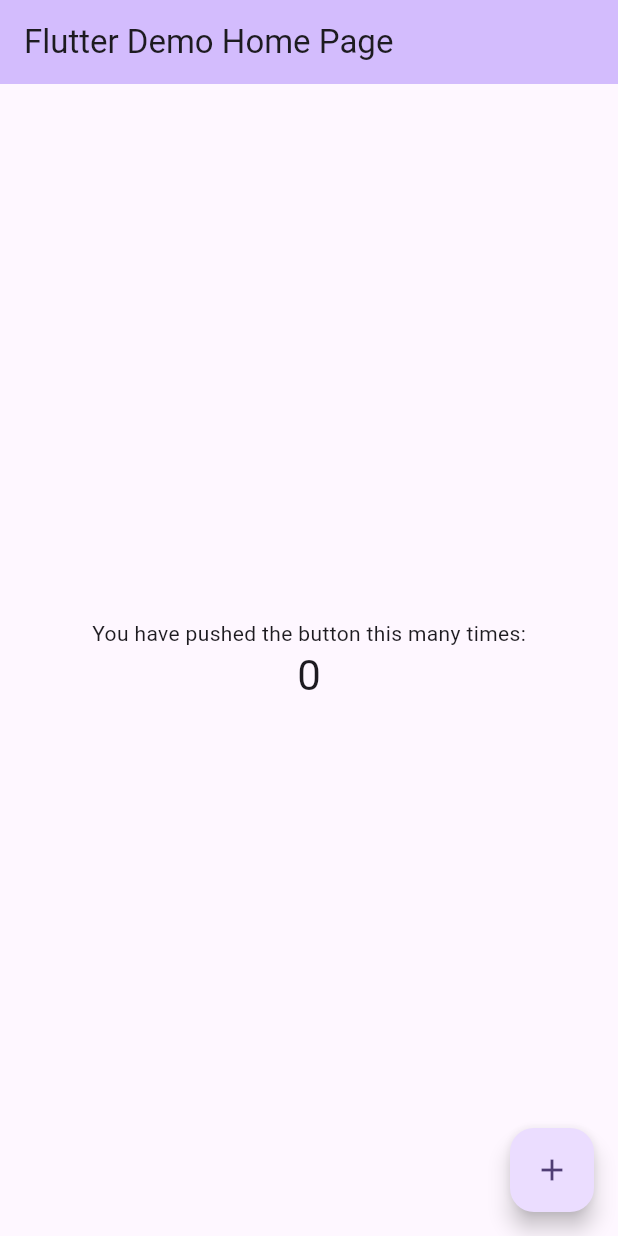
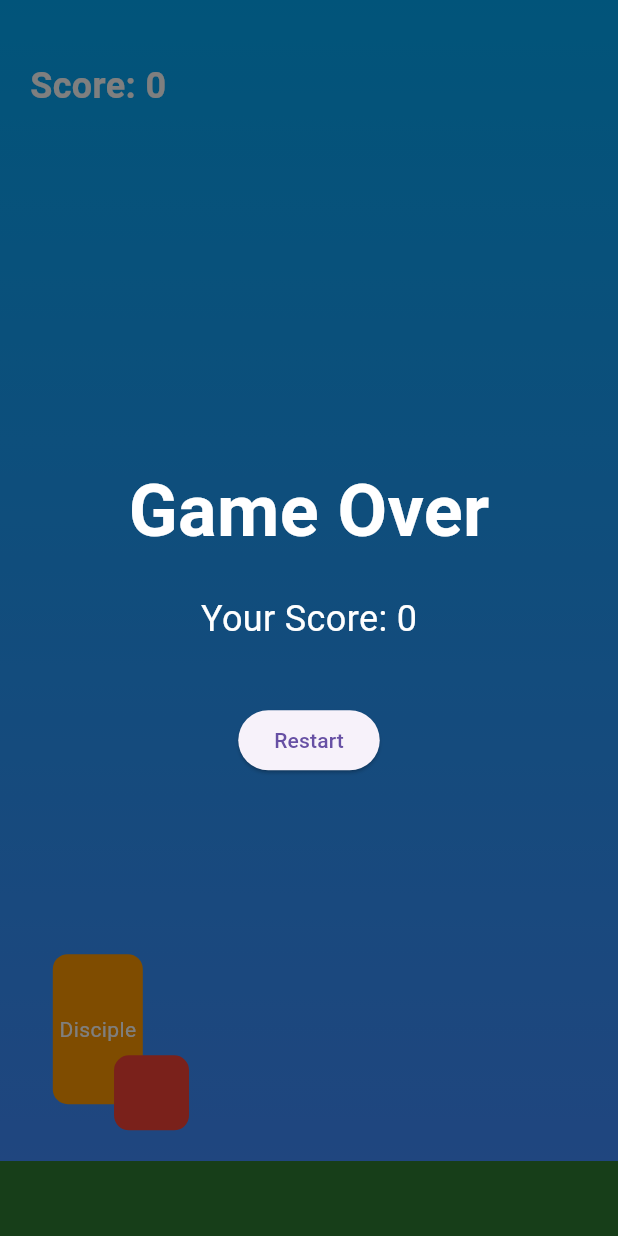
Before and after one commit to could-ai/019a0ad1-a402-784f-b789-7174b5a4f23d, a Flutter app: the screen it shows after launch, on a phone screen of 412 x 824 dp. Run offline on Flutter 3.47's test engine with Material 3 defaults, Android fonts, the phone set to English and light mode, and no system bars.

Commit message:
I have created the foundational structure for the "Disciple Run" game. This includes setting up the main game screen, creating a player character and obstacles, and implementing the core game logic such as running, jumping, obstacle spawning, and collision detection. A basic UI with a score display and a game-over screen has also been added. This provides a playable, albeit simple, version of the runner game.

```diff
--- a/usr/lib/main.dart
+++ b/usr/lib/main.dart
@@ -1,3 +1,5 @@
+import 'dart:async';
+import 'dart:math';
 import 'package:flutter/material.dart';
 
 void main() {
@@ -7,114 +9,303 @@ void main() {
 class MyApp extends StatelessWidget {
   const MyApp({super.key});
 
-  // This widget is the root of your application.
   @override
   Widget build(BuildContext context) {
     return MaterialApp(
-      title: 'Flutter Demo',
+      title: 'Disciple Run',
       debugShowCheckedModeBanner: false,
       theme: ThemeData(
-        // This is the theme of your application.
-        //
-        // TRY THIS: Try running your application with "flutter run". You'll see
-        // the application has a purple toolbar. Then, without quitting the app,
-        // try changing the seedColor in the colorScheme below to Colors.green
-        // and then invoke "hot reload" (save your changes or press the "hot
-        // reload" button in a Flutter-supported IDE, or press "r" if you used
-        // the command line to start the app).
-        //
-        // Notice that the counter didn't reset back to zero; the application
-        // state is not lost during the reload. To reset the state, use hot
-        // restart instead.
-        //
-        // This works for code too, not just values: Most code changes can be
-        // tested with just a hot reload.
-        colorScheme: ColorScheme.fromSeed(seedColor: Colors.deepPurple),
+        primarySwatch: Colors.blue,
       ),
-      home: const MyHomePage(title: 'Flutter Demo Home Page'),
+      home: const GameScreen(),
     );
   }
 }
 
-class MyHomePage extends StatefulWidget {
-  const MyHomePage({super.key, required this.title});
-
-  // This widget is the home page of your application. It is stateful, meaning
-  // that it has a State object (defined below) that contains fields that affect
-  // how it looks.
-
-  // This class is the configuration for the state. It holds the values (in this
-  // case the title) provided by the parent (in this case the App widget) and
-  // used by the build method of the State. Fields in a Widget subclass are
-  // always marked "final".
-
-  final String title;
+class GameScreen extends StatefulWidget {
+  const GameScreen({super.key});
 
   @override
-  State<MyHomePage> createState() => _MyHomePageState();
+  State<GameScreen> createState() => _GameScreenState();
 }
 
-class _MyHomePageState extends State<MyHomePage> {
-  int _counter = 0;
+class _GameScreenState extends State<GameScreen> {
+  static const double playerWidth = 60.0;
+  static const double playerHeight = 100.0;
+  static const double obstacleWidth = 50.0;
+  static const double obstacleHeight = 50.0;
+  static const double groundHeight = 50.0;
 
-  void _incrementCounter() {
+  double playerX = -0.8;
+  double playerY = 1.0; // Positioned on the ground
+  double playerVelocityY = 0;
+  final double gravity = 1.5;
+  final double jumpStrength = -20.0;
+  bool isJumping = false;
+
+  List<Offset> obstacles = [];
+  double gameSpeed = 8.0;
+  int score = 0;
+  bool gameOver = false;
+
+  late Timer gameLoopTimer;
+  late Timer obstacleTimer;
+
+  @override
+  void initState() {
+    super.initState();
+    startGame();
+  }
+
+  void startGame() {
     setState(() {
-      // This call to setState tells the Flutter framework that something has
-      // changed in this State, which causes it to rerun the build method below
-      // so that the display can reflect the updated values. If we changed
-      // _counter without calling setState(), then the build method would not be
-      // called again, and so nothing would appear to happen.
-      _counter++;
+      playerY = 1.0;
+      playerVelocityY = 0;
+      isJumping = false;
+      obstacles.clear();
+      score = 0;
+      gameOver = false;
+      gameSpeed = 8.0;
     });
+
+    gameLoopTimer = Timer.periodic(const Duration(milliseconds: 30), (timer) {
+      if (gameOver) {
+        timer.cancel();
+        obstacleTimer.cancel();
+        return;
+      }
+      gameLoop();
+    });
+
+    obstacleTimer = Timer.periodic(const Duration(seconds: 2), (timer) {
+      if (gameOver) {
+        timer.cancel();
+        return;
+      }
+      spawnObstacle();
+    });
+  }
+
+  void gameLoop() {
+    setState(() {
+      // Player physics
+      if (isJumping) {
+        playerVelocityY += gravity;
+        playerY += playerVelocityY * 0.02; // Adjust for timer interval
+
+        if (playerY >= 1.0) {
+          playerY = 1.0;
+          isJumping = false;
+          playerVelocityY = 0;
+        }
+      }
+
+      // Move obstacles
+      for (int i = 0; i < obstacles.length; i++) {
+        obstacles[i] = Offset(obstacles[i].dx - gameSpeed * 0.02, obstacles[i].dy);
+      }
+
+      // Remove off-screen obstacles and increase score
+      obstacles.removeWhere((obstacle) {
+        if (obstacle.dx < -1.5) {
+          score++;
+          // Increase speed over time
+          if (score % 5 == 0) {
+            gameSpeed += 0.5;
+          }
+          return true;
+        }
+        return false;
+      });
+
+      // Collision detection
+      if (checkCollision()) {
+        setState(() {
+          gameOver = true;
+        });
+      }
+    });
+  }
+
+  void jump() {
+    if (!isJumping) {
+      setState(() {
+        isJumping = true;
+        playerVelocityY = jumpStrength;
+      });
+    }
+  }
+
+  void spawnObstacle() {
+    setState(() {
+      obstacles.add(Offset(1.5, 1.0)); // Spawn on the ground
+    });
+  }
+
+  bool checkCollision() {
+    final screenWidth = MediaQuery.of(context).size.width;
+    final screenHeight = MediaQuery.of(context).size.height;
+
+    final playerLeft = (playerX + 1) / 2 * screenWidth;
+    final playerRight = playerLeft + playerWidth;
+    final playerTop = (playerY + 1) / 2 * screenHeight - playerHeight;
+    final playerBottom = playerTop + playerHeight;
+
+    for (final obstacle in obstacles) {
+      final obstacleLeft = (obstacle.dx + 1) / 2 * screenWidth;
+      final obstacleRight = obstacleLeft + obstacleWidth;
+      final obstacleTop = (obstacle.dy + 1) / 2 * screenHeight - obstacleHeight - groundHeight;
+      final obstacleBottom = obstacleTop + obstacleHeight;
+
+      if (playerRight > obstacleLeft &&
+          playerLeft < obstacleRight &&
+          playerBottom > obstacleTop &&
+          playerTop < obstacleBottom) {
+        return true;
+      }
+    }
+    return false;
+  }
+
+  @override
+  void dispose() {
+    gameLoopTimer.cancel();
+    obstacleTimer.cancel();
+    super.dispose();
   }
 
   @override
   Widget build(BuildContext context) {
-    // This method is rerun every time setState is called, for instance as done
-    // by the _incrementCounter method above.
-    //
-    // The Flutter framework has been optimized to make rerunning build methods
-    // fast, so that you can just rebuild anything that needs updating rather
-    // than having to individually change instances of widgets.
-    return Scaffold(
-      appBar: AppBar(
-        // TRY THIS: Try changing the color here to a specific color (to
-        // Colors.amber, perhaps?) and trigger a hot reload to see the AppBar
-        // change color while the other colors stay the same.
-        backgroundColor: Theme.of(context).colorScheme.inversePrimary,
-        // Here we take the value from the MyHomePage object that was created by
-        // the App.build method, and use it to set our appbar title.
-        title: Text(widget.title),
-      ),
-      body: Center(
-        // Center is a layout widget. It takes a single child and positions it
-        // in the middle of the parent.
-        child: Column(
-          // Column is also a layout widget. It takes a list of children and
-          // arranges them vertically. By default, it sizes itself to fit its
-          // children horizontally, and tries to be as tall as its parent.
-          //
-          // Column has various properties to control how it sizes itself and
-          // how it positions its children. Here we use mainAxisAlignment to
-          // center the children vertically; the main axis here is the vertical
-          // axis because Columns are vertical (the cross axis would be
-          // horizontal).
-          //
-          // TRY THIS: Invoke "debug painting" (choose the "Toggle Debug Paint"
-          // action in the IDE, or press "p" in the console), to see the
-          // wireframe for each widget.
-          mainAxisAlignment: MainAxisAlignment.center,
-          children: <Widget>[
-            const Text('You have pushed the button this many times:'),
-            Text('$_counter', style: Theme.of(context).textTheme.headlineMedium),
+    return GestureDetector(
+      onTap: jump,
+      child: Scaffold(
+        body: Stack(
+          children: [
+            // Background
+            Container(
+              decoration: const BoxDecoration(
+                gradient: LinearGradient(
+                  begin: Alignment.topCenter,
+                  end: Alignment.bottomCenter,
+                  colors: [Colors.lightBlue, Colors.blueAccent],
+                ),
+              ),
+            ),
+            // Ground
+            Align(
+              alignment: Alignment.bottomCenter,
+              child: Container(
+                height: groundHeight,
+                color: Colors.green[800],
+              ),
+            ),
+            // Player
+            AnimatedContainer(
+              duration: const Duration(milliseconds: 0),
+              alignment: Alignment(playerX, playerY - (playerHeight / MediaQuery.of(context).size.height * 2)),
+              child: Player(
+                width: playerWidth,
+                height: playerHeight,
+              ),
+            ),
+            // Obstacles
+            ...obstacles.map((obstacle) {
+              return Align(
+                alignment: Alignment(obstacle.dx, obstacle.dy - (obstacleHeight / MediaQuery.of(context).size.height * 2) - (groundHeight / MediaQuery.of(context).size.height)),
+                child: Obstacle(
+                  width: obstacleWidth,
+                  height: obstacleHeight,
+                ),
+              );
+            }).toList(),
+            // Score
+            Positioned(
+              top: 40,
+              left: 20,
+              child: Text(
+                'Score: $score',
+                style: const TextStyle(
+                  color: Colors.white,
+                  fontSize: 24,
+                  fontWeight: FontWeight.bold,
+                ),
+              ),
+            ),
+            // Game Over Screen
+            if (gameOver)
+              Container(
+                color: Colors.black.withOpacity(0.5),
+                child: Center(
+                  child: Column(
+                    mainAxisAlignment: MainAxisAlignment.center,
+                    children: [
+                      const Text(
+                        'Game Over',
+                        style: TextStyle(
+                          color: Colors.white,
+                          fontSize: 48,
+                          fontWeight: FontWeight.bold,
+                        ),
+                      ),
+                      const SizedBox(height: 20),
+                      Text(
+                        'Your Score: $score',
+                        style: const TextStyle(
+                          color: Colors.white,
+                          fontSize: 24,
+                        ),
+                      ),
+                      const SizedBox(height: 40),
+                      ElevatedButton(
+                        onPressed: startGame,
+                        child: const Text('Restart'),
+                      ),
+                    ],
+                  ),
+                ),
+              ),
           ],
         ),
       ),
-      floatingActionButton: FloatingActionButton(
-        onPressed: _incrementCounter,
-        tooltip: 'Increment',
-        child: const Icon(Icons.add),
-      ), // This trailing comma makes auto-formatting nicer for build methods.
     );
   }
 }
+
+class Player extends StatelessWidget {
+  final double width;
+  final double height;
+
+  const Player({super.key, required this.width, required this.height});
+
+  @override
+  Widget build(BuildContext context) {
+    return Container(
+      width: width,
+      height: height,
+      decoration: BoxDecoration(
+        color: Colors.orange,
+        borderRadius: BorderRadius.circular(10),
+      ),
+      child: const Center(child: Text("Disciple", style: TextStyle(color: Colors.white))),
+    );
+  }
+}
+
+class Obstacle extends StatelessWidget {
+  final double width;
+  final double height;
+
+  const Obstacle({super.key, required this.width, required this.height});
+
+  @override
+  Widget build(BuildContext context) {
+    return Container(
+      width: width,
+      height: height,
+      decoration: BoxDecoration(
+        color: Colors.red,
+        borderRadius: BorderRadius.circular(10),
+      ),
+    );
+  }
+}
```
